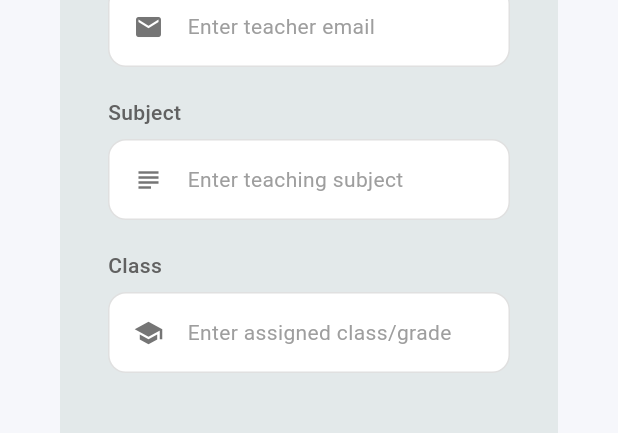
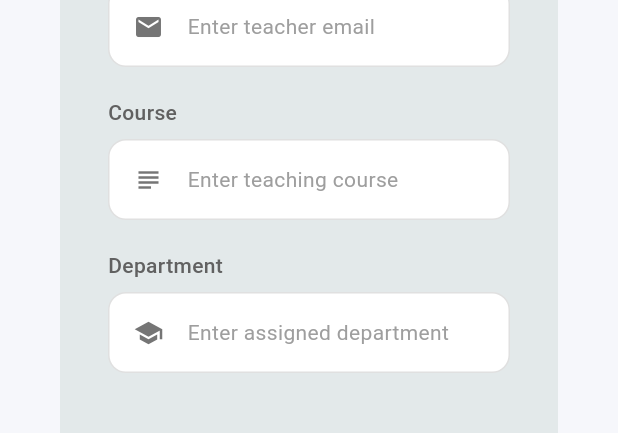
Before and after one commit to malcolm008/RFID_system, a Flutter app: the TeacherFormDialog widget shown alone on an empty page, opened directly, on a phone screen of 412 x 824 dp. Shown: the part 536-969 px from the top of the screen. Run offline on Flutter 3.47's test engine with Material 3 defaults, Android fonts, the phone set to English and light mode, and no system bars; accounts and stored records are empty.

Commit message:
Teachers Field update

```diff
--- a/frontend_ui/lib/features/teachers/teacher_form_dialog.dart
+++ b/frontend_ui/lib/features/teachers/teacher_form_dialog.dart
@@ -14,15 +14,15 @@ class TeacherFormDialog extends StatefulWidget {
 class _TeacherFormDialogState extends State<TeacherFormDialog> {
   late TextEditingController nameCtrl;
   late TextEditingController emailCtrl;
-  late TextEditingController subjectCtrl;
-  late TextEditingController classCtrl;
+  late TextEditingController courseCtrl;
+  late TextEditingController depCtrl;
 
   @override
   void initState() {
     nameCtrl = TextEditingController(text: widget.teacher?.name);
     emailCtrl = TextEditingController(text: widget.teacher?.email);
-    subjectCtrl = TextEditingController(text: widget.teacher?.subject);
-    classCtrl = TextEditingController(text: widget.teacher?.className);
+    courseCtrl = TextEditingController(text: widget.teacher?.course);
+    depCtrl = TextEditingController(text: widget.teacher?.department);
     super.initState();
   }
 
@@ -33,8 +33,8 @@ class _TeacherFormDialogState extends State<TeacherFormDialog> {
       id: widget.teacher?.id ?? DateTime.now().toString(),
       name: nameCtrl.text,
       email: emailCtrl.text,
-      subject: subjectCtrl.text,
-      className: classCtrl.text,
+      course: courseCtrl.text,
+      department: depCtrl.text,
       hasRfid: widget.teacher?.hasRfid ?? false,
       hasFingerprint: widget.teacher?.hasFingerprint ?? false,
     );
@@ -133,17 +133,17 @@ class _TeacherFormDialogState extends State<TeacherFormDialog> {
                 const SizedBox(height: 20),
                 _buildTextField(
                   context: context,
-                  controller: subjectCtrl,
-                  label: 'Subject',
-                  hintText: 'Enter teaching subject',
+                  controller: courseCtrl,
+                  label: 'Course',
+                  hintText: 'Enter teaching course',
                   icon: Icons.subject,
                 ),
                 const SizedBox(height: 20),
                 _buildTextField(
                   context: context,
-                  controller: classCtrl,
-                  label: 'Class',
-                  hintText: 'Enter assigned class/grade',
+                  controller: depCtrl,
+                  label: 'Department',
+                  hintText: 'Enter assigned department',
                   icon: Icons.school,
                 ),
               ],
--- a/frontend_ui/lib/features/teachers/teacher_list_screen.dart
+++ b/frontend_ui/lib/features/teachers/teacher_list_screen.dart
@@ -225,7 +225,7 @@ class TeacherListScreen extends StatelessWidget {
                                         crossAxisAlignment: CrossAxisAlignment.start,
                                         children: [
                                           Text(
-                                            t.subject,
+                                            t.course,
                                             style: theme.textTheme.bodyMedium?.copyWith(
                                               fontWeight: FontWeight.w500,
                                               color: Colors.blue,
@@ -244,7 +244,7 @@ class TeacherListScreen extends StatelessWidget {
                                         borderRadius: BorderRadius.circular(6),
                                       ),
                                       child: Text(
-                                        t.className,
+                                        t.department,
                                         style: theme.textTheme.bodyMedium,
                                         textAlign: TextAlign.center,
                                       ),
--- a/frontend_ui/lib/features/teachers/teacher_model.dart
+++ b/frontend_ui/lib/features/teachers/teacher_model.dart
@@ -2,8 +2,8 @@ class Teacher {
   final String id;
   final String name;
   final String email;
-  final String subject;
-  final String className;
+  final String course;
+  final String department;
   final bool hasRfid;
   final bool hasFingerprint;
 
@@ -11,8 +11,8 @@ class Teacher {
     required this.id,
     required this.name,
     required this.email,
-    required this.subject,
-    required this.className,
+    required this.course,
+    required this.department,
     this.hasRfid = false,
     this.hasFingerprint = false,
   });
--- a/frontend_ui/lib/features/teachers/teacher_provider.dart
+++ b/frontend_ui/lib/features/teachers/teacher_provider.dart
@@ -7,8 +7,8 @@ class TeacherProvider extends ChangeNotifier {
       id: '1',
       name: 'Mr. Alex Brown',
       email: 'alex@school.com',
-      subject: 'Mathematics',
-      className: 'CS Year 1',
+      course: 'Mathematics',
+      department: 'Department of Computer Science',
       hasRfid: true,
       hasFingerprint: true,
     ),
@@ -16,8 +16,8 @@ class TeacherProvider extends ChangeNotifier {
       id: '2',
       name: 'Ms. Sarah White',
       email: 'sarah@school.com',
-      subject: 'Physics',
-      className: 'CS Year 2',
+      course: 'Physics',
+      department: 'Department of Business',
       hasRfid: false,
       hasFingerprint: false,
     ),
```
